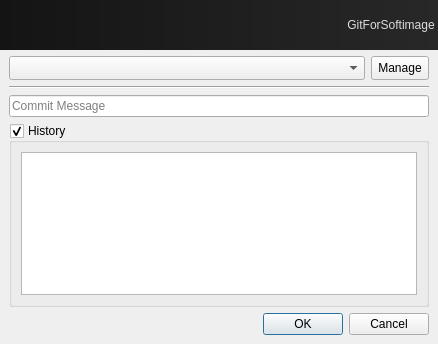
Above: gitforsoftimage/layout/ui/gitdialog.ui from csaez/gitforsoftimage before the change. Below: the same form after it.
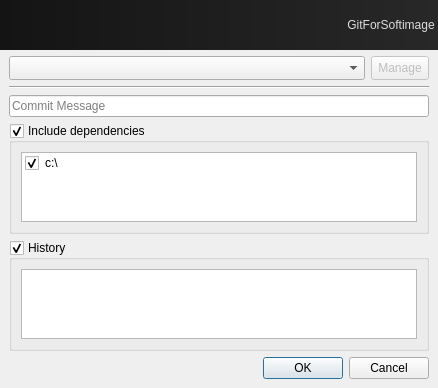
That is the form after the change.

Commit message: project preferences, commit/checkout commands, include dependencies (WIP)

The edit to the form file:
```diff
--- a/gitforsoftimage/layout/ui/gitdialog.ui
+++ b/gitforsoftimage/layout/ui/gitdialog.ui
@@ -7,7 +7,7 @@
     <x>0</x>
     <y>0</y>
     <width>438</width>
-    <height>344</height>
+    <height>381</height>
    </rect>
   </property>
   <property name="windowTitle">
@@ -75,6 +75,9 @@
        </item>
        <item>
         <widget class="QToolButton" name="branch_button">
+         <property name="enabled">
+          <bool>false</bool>
+         </property>
          <property name="minimumSize">
           <size>
            <width>24</width>
@@ -108,6 +111,91 @@
        </property>
       </widget>
      </item>
+     <item>
+      <widget class="QGroupBox" name="dependencies_groupBox">
+       <property name="title">
+        <string>Include dependencies</string>
+       </property>
+       <property name="flat">
+        <bool>true</bool>
+       </property>
+       <property name="checkable">
+        <bool>true</bool>
+       </property>
+       <layout class="QVBoxLayout" name="verticalLayout_3">
+        <item>
+         <widget class="QTableWidget" name="dependencies_tableWidget">
+          <property name="tabKeyNavigation">
+           <bool>false</bool>
+          </property>
+          <property name="showDropIndicator" stdset="0">
+           <bool>false</bool>
+          </property>
+          <property name="selectionMode">
+           <enum>QAbstractItemView::ExtendedSelection</enum>
+          </property>
+          <property name="selectionBehavior">
+           <enum>QAbstractItemView::SelectItems</enum>
+          </property>
+          <property name="showGrid">
+           <bool>false</bool>
+          </property>
+          <property name="sortingEnabled">
+           <bool>false</bool>
+          </property>
+          <property name="wordWrap">
+           <bool>false</bool>
+          </property>
+          <property name="cornerButtonEnabled">
+           <bool>false</bool>
+          </property>
+          <attribute name="horizontalHeaderVisible">
+           <bool>false</bool>
+          </attribute>
+          <attribute name="horizontalHeaderDefaultSectionSize">
+           <number>600</number>
+          </attribute>
+          <attribute name="horizontalHeaderHighlightSections">
+           <bool>false</bool>
+          </attribute>
+          <attribute name="horizontalHeaderShowSortIndicator" stdset="0">
+           <bool>false</bool>
+          </attribute>
+          <attribute name="verticalHeaderVisible">
+           <bool>false</bool>
+          </attribute>
+          <attribute name="verticalHeaderDefaultSectionSize">
+           <number>20</number>
+          </attribute>
+          <attribute name="verticalHeaderHighlightSections">
+           <bool>false</bool>
+          </attribute>
+          <row>
+           <property name="text">
+            <string>New Row</string>
+           </property>
+          </row>
+          <column>
+           <property name="text">
+            <string>File</string>
+           </property>
+          </column>
+          <item row="0" column="0">
+           <property name="text">
+            <string>c:\</string>
+           </property>
+           <property name="checkState">
+            <enum>Checked</enum>
+           </property>
+           <property name="flags">
+            <set>ItemIsUserCheckable|ItemIsEnabled</set>
+           </property>
+          </item>
+         </widget>
+        </item>
+       </layout>
+      </widget>
+     </item>
      <item>
       <widget class="QGroupBox" name="history_groupBox">
        <property name="title">
```
Left out of the diff: 70 changed lines with no effect on the pictures. The commit also changes 7 other files.
